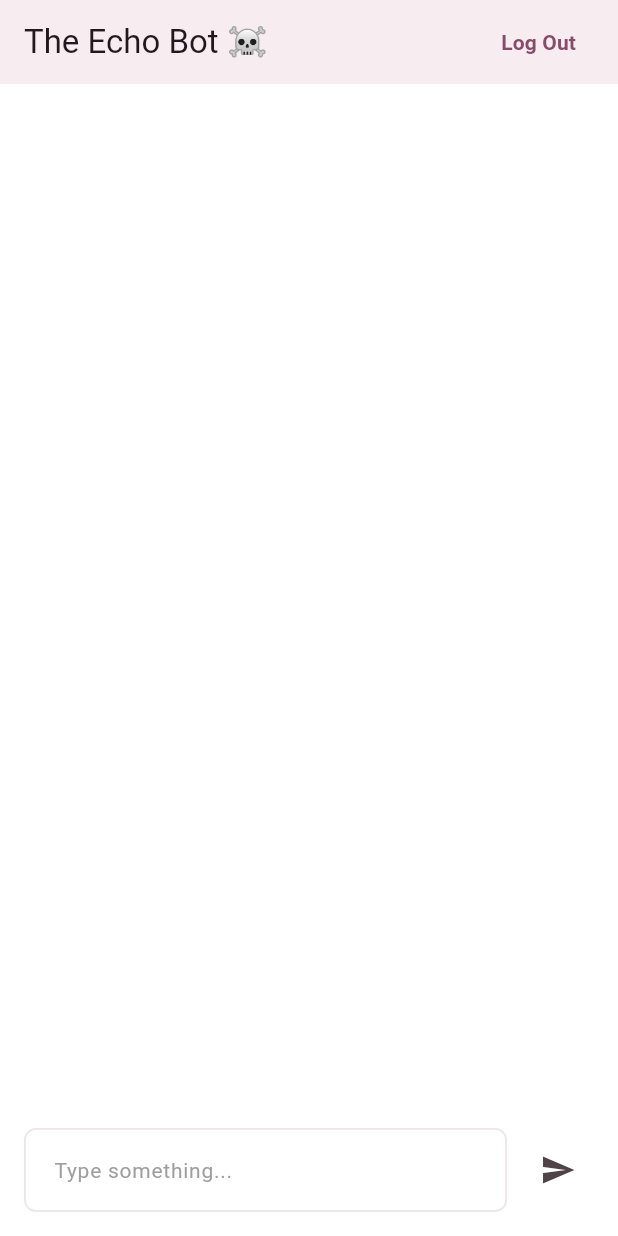
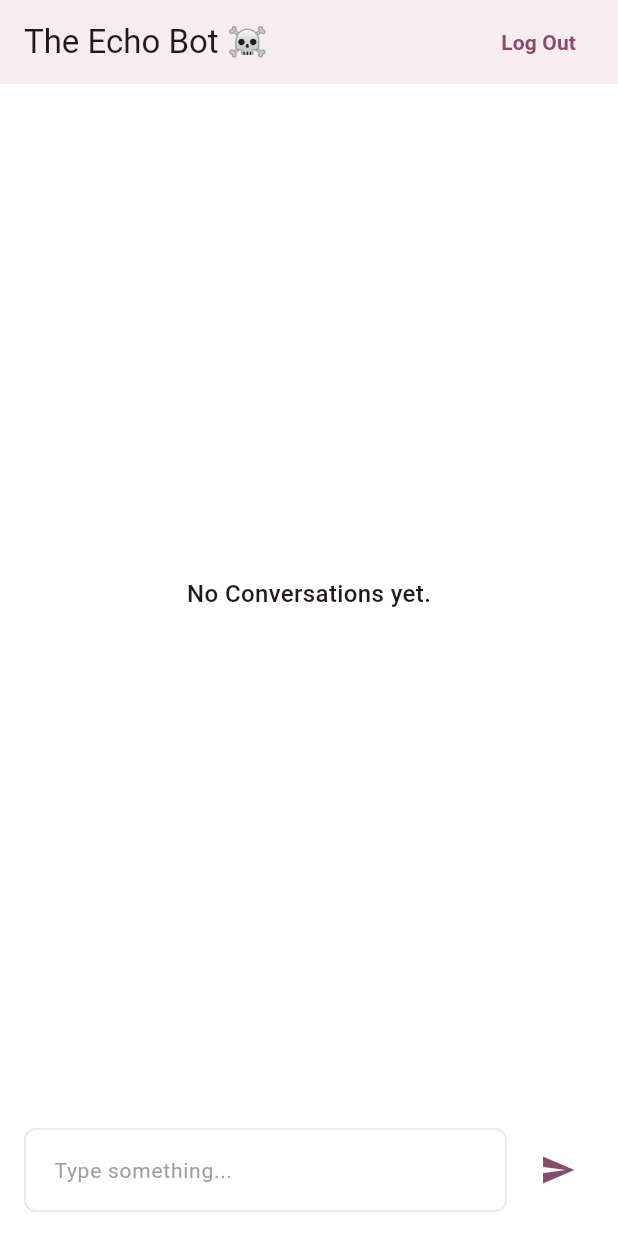
Before and after one commit to anon-000/ayna-task, a Flutter app: the ChatsPage screen opened by its route, after a tap on the "send" icon, on a phone screen of 412 x 824 dp. Run offline on Flutter 3.47's test engine with Material 3 defaults, Android fonts, the phone set to English and light mode, and no system bars; drawn by our look-alikes of toastification; our stand-ins replace flutter_bloc, flutter_svg, go_router, hive_flutter, shared_preferences; missing offline and left inert: bcrypt, bson, web_socket_client; accounts and stored records are empty.

Commit message:
chat pg wip

```diff
--- a/lib/api_services/db_services.dart
+++ b/lib/api_services/db_services.dart
@@ -13,6 +13,7 @@ class DbServices {
   static late final CollectionBox chatsBox;
 
   static initBoxes() async {
+    log("initBoxes ....>>>>>>>>>>>");
     // Create a box collection
     collection = await BoxCollection.open(
       'AyanaDB', // Name of your database
@@ -79,7 +80,7 @@ class DbServices {
   static Future<List<Map<String, dynamic>>> getAllChats() async {
     final data = await chatsBox.getAllValues();
     log("$data");
-    return [data];
+    return data.values.map((e) => Map<String, dynamic>.from(e)).toList();
   }
 
   // ADD A CHAT >>>>>>>>
--- a/lib/blocs/chats_bloc/chat_bloc.dart
+++ b/lib/blocs/chats_bloc/chat_bloc.dart
@@ -1,8 +1,15 @@
+import 'package:ayna_task/api_services/db_services.dart';
 import 'package:ayna_task/blocs/base_state.dart';
 import 'package:ayna_task/blocs/chats_bloc/chat_events.dart';
+import 'package:ayna_task/blocs/chats_bloc/chats_states.dart';
 import 'package:ayna_task/data_models/chat.dart';
+import 'package:ayna_task/utils/shared_preference_helper.dart';
+import 'package:ayna_task/utils/toast_helper.dart';
+import 'package:flutter/cupertino.dart';
 import 'package:flutter_bloc/flutter_bloc.dart';
 import 'dart:developer' as developer;
+
+import '../../utils/app_socket_helper.dart';
 
 ///
 /// Created by Auro on 25/06/24
@@ -15,10 +22,14 @@ class ChatsBloc extends Bloc<ChatsEvent, BaseState> {
     return _chatsBlocSingleton;
   }
 
-  ChatsBloc._internal() : super(LoadingBaseState());
+  ChatsBloc._internal() : super(LoadingBaseState()) {
+    on<LoadChatsEvent>(_handleLoadChats);
+    on<HandleCreateChatEvent>(_handleCreateChatEvent);
+  }
 
   List<Chat> chats = [];
   bool buttonLoading = false;
+  TextEditingController textEditingController = TextEditingController();
 
   @override
   Future<void> close() async {
@@ -26,14 +37,70 @@ class ChatsBloc extends Bloc<ChatsEvent, BaseState> {
     await super.close();
   }
 
-  Stream<BaseState> mapEventToState(
-    ChatsEvent event,
-  ) async* {
+  Future<void> _handleLoadChats(
+    LoadChatsEvent event,
+    Emitter<BaseState> emit,
+  ) async {
     try {
-      yield* event.applyAsync(currentState: state, bloc: this);
-    } catch (_, stackTrace) {
-      developer.log('$_', name: 'ChatsBloc', error: _, stackTrace: stackTrace);
-      yield state;
+      chats = [];
+      emit(LoadingBaseState());
+      final result = await DbServices.getAllChats();
+      final tempList =
+          List<Chat>.from(result.map((e) => Chat.fromJson(e))).toList();
+      developer.log("$result");
+      if (tempList.isEmpty) {
+        emit(EmptyBaseState());
+      } else {
+        chats = tempList;
+        emit(ChatsLoadedState());
+      }
+    } catch (_) {
+      developer.log("$_");
+      emit(ErrorBaseState(_.toString()));
+    }
+  }
+
+  Future<void> _handleCreateChatEvent(
+    HandleCreateChatEvent event,
+    Emitter<BaseState> emit,
+  ) async {
+    String tempId = "${DateTime.now().millisecondsSinceEpoch}";
+    try {
+      if (!event.byServer) buttonLoading = true;
+
+      Map<String, dynamic> body = {
+        "_id": tempId,
+        "text": event.text,
+        "createdBy":
+            event.byServer ? "SERVER" : SharedPreferenceHelper.user!.id,
+        "conversation": SharedPreferenceHelper.user!.id,
+      };
+
+      /// add temp chat
+      chats.add(Chat.fromJson(body));
+      textEditingController.clear();
+      emit(ChatsLoadedState());
+
+      /// send msg to server
+      if (!event.byServer) AppSocketHelper.sendMessage(event.text);
+
+      final result = await DbServices.createChat(body);
+      final newChat = Chat.fromJson(result);
+
+      /// replace temp with db chat
+      int index = chats.indexWhere((e) => e.id == tempId);
+      if (index != -1) {
+        chats[index] = newChat;
+      }
+
+      if (!event.byServer) buttonLoading = false;
+      emit(ChatsLoadedState());
+    } catch (e, s) {
+      textEditingController.text = event.text;
+      chats.removeWhere((e) => e.id == tempId);
+      emit(ChatsLoadedState());
+      developer.log("Error", error: e, stackTrace: s);
+      AppToastHelper.showToast("$e");
     }
   }
 }
--- a/lib/blocs/chats_bloc/chat_events.dart
+++ b/lib/blocs/chats_bloc/chat_events.dart
@@ -1,51 +1,16 @@
-import 'dart:developer';
 
-import 'package:ayna_task/api_services/db_services.dart';
-import 'package:ayna_task/blocs/chats_bloc/chat_bloc.dart';
-import 'package:ayna_task/blocs/chats_bloc/chats_states.dart';
-import 'package:ayna_task/data_models/chat.dart';
-import 'package:ayna_task/utils/app_socket_helper.dart';
-import 'package:ayna_task/utils/shared_preference_helper.dart';
-import 'package:ayna_task/utils/toast_helper.dart';
 import 'package:flutter/material.dart';
 
-import '../base_state.dart';
 
 ///
 /// Created by Auro on 25/06/24
 ///
 
 @immutable
-abstract class ChatsEvent {
-  Stream<BaseState> applyAsync({BaseState currentState, ChatsBloc bloc});
-}
+abstract class ChatsEvent {}
 
 class LoadChatsEvent extends ChatsEvent {
   LoadChatsEvent();
-
-  @override
-  String toString() => 'LoadChatsEvent';
-
-  @override
-  Stream<BaseState> applyAsync(
-      {BaseState? currentState, ChatsBloc? bloc}) async* {
-    try {
-      bloc!.chats = [];
-      yield LoadingBaseState();
-      final result = await DbServices.getAllChats();
-      final tempList =
-          List<Chat>.from(result.map((e) => Chat.fromJson(e))).toList();
-      if (tempList.isEmpty) {
-        yield EmptyBaseState();
-      } else {
-        bloc.chats = tempList;
-        yield ChatsLoadedState();
-      }
-    } catch (e, s) {
-      log("Error", error: e, stackTrace: s);
-      yield ErrorBaseState(e.toString());
-    }
-  }
 }
 
 class HandleCreateChatEvent extends ChatsEvent {
@@ -53,45 +18,4 @@ class HandleCreateChatEvent extends ChatsEvent {
   final bool byServer;
 
   HandleCreateChatEvent(this.text, {this.byServer = false});
-
-  @override
-  String toString() => 'CreateChatEvent';
-
-  @override
-  Stream<BaseState> applyAsync(
-      {BaseState? currentState, ChatsBloc? bloc}) async* {
-    String tempId = "${DateTime.now().millisecondsSinceEpoch}";
-    try {
-      if (!byServer) bloc!.buttonLoading = true;
-
-      Map<String, dynamic> body = {
-        "_id": tempId,
-        "text": text,
-        "createdBy": byServer ? "SERVER" : SharedPreferenceHelper.user!.id,
-        "conversation": SharedPreferenceHelper.user!.id,
-      };
-
-      /// send msg to server
-      if (!byServer) AppSocketHelper.sendMessage(text);
-
-      /// add temp chat
-      bloc!.chats.add(Chat.fromJson(body));
-      final result = await DbServices.createChat(body);
-      final newChat = Chat.fromJson(result);
-
-      /// replace temp with db chat
-      int index = bloc.chats.indexWhere((e) => e.id == tempId);
-      if (index != -1) {
-        bloc.chats[index] = newChat;
-      }
-
-      if (!byServer) bloc.buttonLoading = false;
-      yield ChatsLoadedState();
-    } catch (e, s) {
-      bloc!.chats.removeWhere((e) => e.id == tempId);
-      yield ChatsLoadedState();
-      log("Error", error: e, stackTrace: s);
-      AppToastHelper.showToast("$e");
-    }
-  }
 }
--- a/lib/config/app_colors.dart
+++ b/lib/config/app_colors.dart
@@ -11,4 +11,5 @@ mixin AppColors {
   static const greyTextColor = Color(0xff525252);
   static const textFieldBorder = Color(0x207F265B);
   static const loginSideBG = Color(0xffFFE6C9);
+  static const chatServerBG = Color(0xffEEEEEE);
 }
--- a/lib/main.dart
+++ b/lib/main.dart
@@ -16,6 +16,7 @@ void main() async {
   GoRouter.optionURLReflectsImperativeAPIs = true;
   WidgetsFlutterBinding.ensureInitialized();
   await Hive.initFlutter();
+  await DbServices.initBoxes();
   SharedPreferenceHelper.preferences = await SharedPreferences.getInstance();
   runApp(
     const MyApp(),
@@ -35,7 +36,7 @@ class _MyAppState extends State<MyApp> {
   @override
   void initState() {
     super.initState();
-    DbServices.initBoxes();
+    // DbServices.initBoxes();
   }
 
   @override
--- a/lib/pages/chats/chats_page.dart
+++ b/lib/pages/chats/chats_page.dart
@@ -1,9 +1,15 @@
+import 'package:ayna_task/blocs/base_state.dart';
 import 'package:ayna_task/blocs/chats_bloc/chat_bloc.dart';
 import 'package:ayna_task/blocs/chats_bloc/chat_events.dart';
+import 'package:ayna_task/blocs/chats_bloc/chats_states.dart';
 import 'package:ayna_task/config/app_colors.dart';
 import 'package:ayna_task/config/app_decorations.dart';
+import 'package:ayna_task/pages/chats/widgets/chat_tile.dart';
 import 'package:ayna_task/utils/app_socket_helper.dart';
+import 'package:ayna_task/widgets/fallbacks/fallback_widgets.dart';
+import 'package:ayna_task/widgets/loaders/app_progress.dart';
 import 'package:flutter/material.dart';
+import 'package:flutter_bloc/flutter_bloc.dart';
 
 ///
 /// Created by Auro on 24/06/24
@@ -66,29 +72,67 @@ class _ChatsPageState extends State<ChatsPage> {
             crossAxisAlignment: CrossAxisAlignment.center,
             children: [
               Expanded(
-                child: ListView(),
+                child: BlocBuilder<ChatsBloc, BaseState>(
+                  builder: (context, state) {
+                    if (state is LoadingBaseState) {
+                      return const Center(child: AppProgress());
+                    }
+                    if (state is ErrorBaseState) {
+                      return AppErrorWidget(
+                        title: state.errorMessage,
+                      );
+                    }
+                    if (state is EmptyBaseState) {
+                      return const AppEmptyWidget(
+                        title: "No Conversations yet.",
+                      );
+                    }
+                    if (state is ChatsLoadedState) {
+                      return ListView.separated(
+                        reverse: true,
+                        itemBuilder: (c, i) => ChatTile(bloc.chats[i]),
+                        separatorBuilder: (c, i) => const SizedBox(height: 16),
+                        itemCount: bloc.chats.length,
+                      );
+                    }
+                    return const SizedBox();
+                  },
                 ),
-              Padding(
+              ),
+              BlocBuilder<ChatsBloc, BaseState>(
+                builder: (context, state) {
+                  return Padding(
                     padding: const EdgeInsets.all(16.0),
                     child: Row(
                       children: [
                         Expanded(
                           child: TextFormField(
+                            controller: bloc.textEditingController,
                             keyboardType: TextInputType.text,
                             textInputAction: TextInputAction.next,
-                        // onChanged: (v) => bloc.add(HandleNameChangeEvent(v)),
-                        decoration: AppDecorations.textFieldDecoration(context)
+                            decoration:
+                                AppDecorations.textFieldDecoration(context)
                                     .copyWith(hintText: "Type something..."),
                           ),
                         ),
                         const SizedBox(width: 10),
                         IconButton(
-                      onPressed: () {},
-                      icon: const Icon(Icons.send),
+                          onPressed: () {
+                            if(bloc.textEditingController.text.isNotEmpty){
+                              bloc.add(HandleCreateChatEvent(
+                                  bloc.textEditingController.text));
+                            }
+                          },
+                          icon: Icon(
+                            Icons.send,
+                            color: Theme.of(context).primaryColor,
+                          ),
                         ),
                       ],
                     ),
-              )
+                  );
+                },
+              ),
             ],
           ),
         ),
--- /dev/null
+++ b/lib/widgets/fallbacks/fallback_widgets.dart
@@ -0,0 +1,93 @@
+import 'package:ayna_task/config/app_colors.dart';
+import 'package:flutter/material.dart';
+
+///
+/// Created by Auro on 26/06/24
+///
+
+class AppErrorWidget extends StatelessWidget {
+  final String? title, subtitle, buttonText, assetPath;
+  final VoidCallback? onRetry;
+  final Color? textColor;
+
+  const AppErrorWidget(
+      {super.key,
+      this.title,
+      this.subtitle,
+      this.buttonText,
+      this.assetPath,
+      this.onRetry,
+      this.textColor});
+
+  @override
+  Widget build(BuildContext context) {
+    return Column(
+      crossAxisAlignment: CrossAxisAlignment.center,
+      mainAxisAlignment: MainAxisAlignment.center,
+      children: <Widget>[
+        // SvgPicture.asset(assetPath ?? 'assets/icons/error.svg'),
+        Center(
+          child: Padding(
+            padding: const EdgeInsets.symmetric(vertical: 8, horizontal: 16),
+            child: Text(title ?? 'Error',
+                style: TextStyle(color: textColor, fontSize: 16)),
+          ),
+        ),
+        if (onRetry != null)
+          MaterialButton(
+            onPressed: onRetry,
+            textColor: Colors.white,
+            color: AppColors.primaryColor,
+            child: Text(buttonText ?? 'Retry'),
+          )
+      ],
+    );
+  }
+}
+
+class AppEmptyWidget extends StatelessWidget {
+  final String? title, subtitle, buttonText, assetPath;
+  final VoidCallback? onReload;
+  final Color? textColor;
+
+  const AppEmptyWidget(
+      {this.title,
+      this.subtitle,
+      this.buttonText,
+      this.assetPath,
+      this.onReload,
+      this.textColor});
+
+  @override
+  Widget build(BuildContext context) {
+    return Column(
+      crossAxisAlignment: CrossAxisAlignment.center,
+      mainAxisAlignment: MainAxisAlignment.center,
+      children: <Widget>[
+        if (assetPath != null)
+          Image.asset(
+            assetPath ?? 'assets/icons/cute_dog.png',
+            height: 250,
+          ),
+        Center(
+          child: Padding(
+            padding: const EdgeInsets.symmetric(vertical: 8, horizontal: 16),
+            child: Text(title ?? 'Empty',
+                style: TextStyle(
+                  color: textColor,
+                  fontSize: 16,
+                  fontWeight: FontWeight.w500,
+                )),
+          ),
+        ),
+        if (onReload != null)
+          MaterialButton(
+            textColor: Colors.white,
+            color: AppColors.primaryColor,
+            onPressed: onReload,
+            child: Text(buttonText ?? 'Reload'),
+          )
+      ],
+    );
+  }
+}
--- a/pubspec.yaml
+++ b/pubspec.yaml
@@ -13,6 +13,7 @@ dependencies:
     sdk: flutter
   flutter_web_plugins:
     sdk: flutter
+  intl: ^0.19.0
   cupertino_icons: ^1.0.6
   flutter_svg: ^2.0.10+1
   flutter_bloc: ^8.1.6
@@ -24,6 +25,7 @@ dependencies:
   bson: ^5.0.4
   shared_preferences: ^2.2.3
   toastification: ^2.0.0
+
 
 dev_dependencies:
   flutter_test:
```
Also changed, not shown: lib/pages/chats/widgets/chat_tile.dart (+45 -2 lines), lib/utils/app_socket_helper.dart (+10 -0 lines), pubspec.lock. Lines whose indentation alone changed are shown as unchanged.
